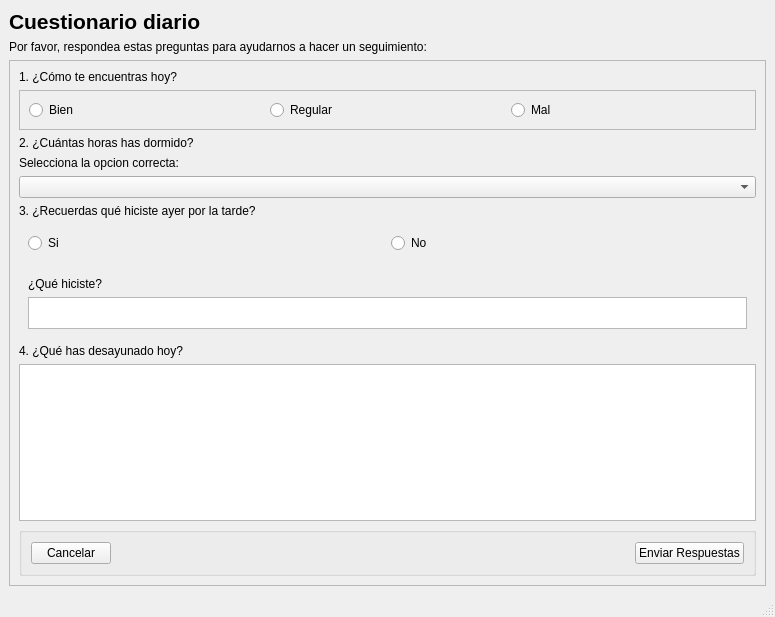
mbatla00/cediza_IS, file src/vista/ui/paciente/cuestionario.ui: the form before one commit.
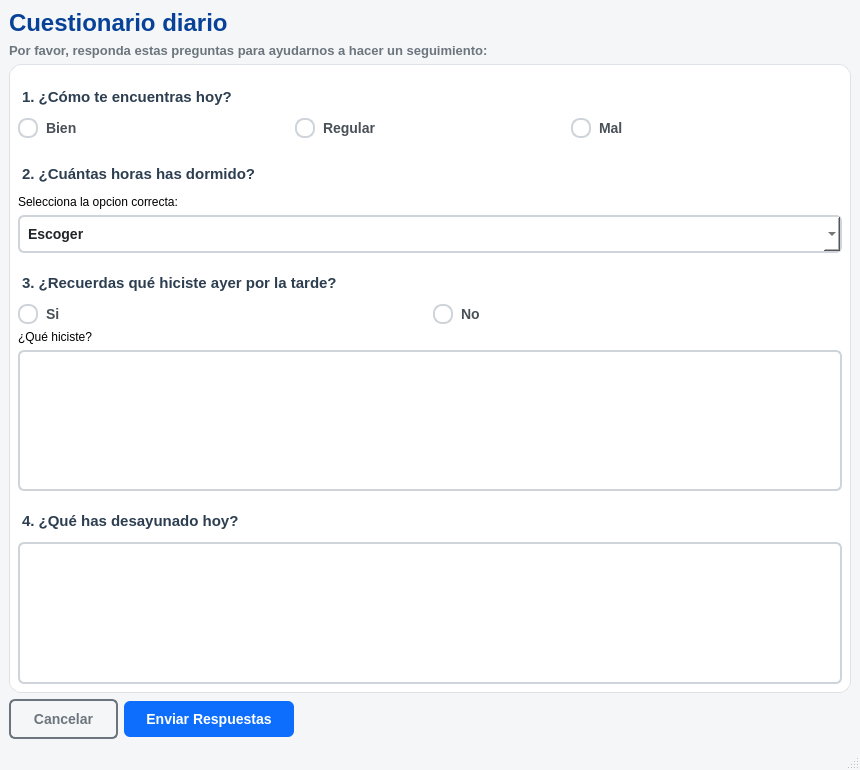
The form after the commit.

Diff of the .ui file:
```diff
--- a/src/vista/ui/paciente/cuestionario.ui
+++ b/src/vista/ui/paciente/cuestionario.ui
@@ -6,20 +6,172 @@
    <rect>
     <x>0</x>
     <y>0</y>
-    <width>775</width>
-    <height>617</height>
+    <width>860</width>
+    <height>770</height>
    </rect>
   </property>
   <property name="windowTitle">
    <string>MainWindow</string>
   </property>
+  <property name="styleSheet">
+   <string notr="true">/* =========================================
+   1. FONDO GENERAL Y CONTENEDOR
+========================================= */
+QMainWindow, QWidget#centralwidget {
+    background-color: #f4f6f8;
+}
+
+QScrollArea {
+    border: none;
+    background-color: transparent;
+}
+
+QWidget#scrollAreaWidgetContents {
+    background-color: #ffffff;
+    border-radius: 12px;
+    border: 1px solid #dee2e6;
+}
+
+/* Títulos generales */
+QLabel#titulo {
+    font-family: 'Segoe UI', Arial, sans-serif;
+    color: #084298;
+    font-size: 24px;
+    font-weight: bold;
+    background: transparent;
+}
+
+QLabel#subtitulo {
+    font-family: 'Segoe UI', Arial, sans-serif;
+    color: #6c757d;
+    font-size: 13px;
+    font-weight: bold;
+    background: transparent;
+}
+
+/* =========================================
+   2. TEXTO DE LAS PREGUNTAS (lbl_p1, p2, p3, p4)
+========================================= */
+QLabel#lbl_p1, 
+QLabel#lbl_p2, 
+QLabel#lbl_p3, 
+QLabel#lbl_p4 {
+    font-family: 'Segoe UI', Arial, sans-serif;
+    font-size: 15px;
+    font-weight: bold;
+    color: #2c3e50;
+    background: transparent;
+    margin-top: 15px;
+    margin-bottom: 6px;
+}
+
+/* =========================================
+   3. CAJAS DE TEXTO (QPlainTextEdit)
+========================================= */
+QPlainTextEdit {
+    font-family: 'Segoe UI', Arial, sans-serif;
+    background-color: #ffffff;
+    border: 2px solid #ced4da;
+    border-radius: 6px;
+    padding: 10px;
+    font-size: 14px;
+    color: #212529;
+}
+
+QPlainTextEdit:focus {
+    border: 2px solid #86b7fe;
+    background-color: #f8fbff;
+}
+
+/* =========================================
+   4. DESPLEGABLES (QComboBox - FORZADO A BLANCO)
+========================================= */
+QComboBox {
+    background-color: #ffffff;
+    border: 2px solid #ced4da;
+    border-radius: 6px;
+    padding: 8px;
+    color: #212529;
+    font-size: 14px;
+    font-weight: bold;
+    font-family: 'Segoe UI', Arial, sans-serif;
+}
+
+/* Lista desplegada (donde estaba el color oscuro) */
+QComboBox QAbstractItemView {
+    background-color: #ffffff; /* Fondo blanco */
+    color: #212529;           /* Texto negro */
+    selection-background-color: #0d6efd; /* Azul al seleccionar */
+    selection-color: #ffffff;
+    border: 1px solid #ced4da;
+    outline: none;
+}
+
+/* =========================================
+   5. BOTONES DE RADIO (QRadioButton)
+========================================= */
+QRadioButton {
+    font-family: 'Segoe UI', Arial, sans-serif;
+    font-size: 14px;
+    font-weight: bold;
+    color: #495057;
+    spacing: 8px;
+    background: transparent;
+}
+
+QRadioButton::indicator {
+    width: 16px;
+    height: 16px;
+    border-radius: 9px;
+    border: 2px solid #ced4da;
+    background-color: #ffffff;
+}
+
+QRadioButton::indicator:checked {
+    border-color: #0b5ed7;
+    background-color: #0d6efd;
+}
+
+/* =========================================
+   6. BOTONES DE ACCIÓN (Enviar/Cancelar)
+========================================= */
+QPushButton {
+    font-family: 'Segoe UI', Arial, sans-serif;
+    font-weight: bold;
+    font-size: 14px;
+    border-radius: 6px;
+    padding: 10px 22px;
+}
+
+QPushButton#btn_enviar {
+    background-color: #0d6efd;
+    color: white;
+    border: none;
+}
+QPushButton#btn_enviar:hover {
+    background-color: #0b5ed7;
+}
+
+QPushButton#btn_cancelar {
+    background-color: transparent;
+    color: #6c757d;
+    border: 2px solid #6c757d;
+}
+QPushButton#btn_cancelar:hover {
+    background-color: #6c757d;
+    color: white;
+}</string>
+  </property>
   <widget class="QWidget" name="centralwidget">
-   <layout class="QGridLayout" name="gridLayout">
-    <item row="0" column="0">
+   <layout class="QVBoxLayout" name="verticalLayout_12">
+    <item>
+     <layout class="QVBoxLayout" name="verticalLayout">
+      <item>
      <widget class="QLabel" name="titulo">
       <property name="font">
        <font>
-        <pointsize>16</pointsize>
+          <family>Segoe UI</family>
+          <pointsize>-1</pointsize>
         <bold>true</bold>
        </font>
       </property>
@@ -28,7 +180,16 @@
       </property>
      </widget>
     </item>
-    <item row="2" column="0">
+      <item>
+       <widget class="QLabel" name="subtitulo">
+        <property name="text">
+         <string>Por favor, responda estas preguntas para ayudarnos a hacer un seguimiento:</string>
+        </property>
+       </widget>
+      </item>
+     </layout>
+    </item>
+    <item>
      <widget class="QScrollArea" name="scrollArea">
       <property name="widgetResizable">
        <bool>true</bool>
@@ -38,20 +199,20 @@
         <rect>
          <x>0</x>
          <y>0</y>
-         <width>755</width>
-         <height>498</height>
+         <width>842</width>
+         <height>616</height>
         </rect>
        </property>
-       <layout class="QGridLayout" name="gridLayout_2">
-        <item row="1" column="0">
-         <widget class="QFrame" name="frame">
-          <property name="frameShape">
-           <enum>QFrame::Shape::StyledPanel</enum>
+       <layout class="QVBoxLayout" name="verticalLayout_2">
+        <item>
+         <widget class="QLabel" name="lbl_p1">
+          <property name="text">
+           <string>1. ¿Cómo te encuentras hoy?</string>
           </property>
-          <property name="frameShadow">
-           <enum>QFrame::Shadow::Raised</enum>
-          </property>
-          <layout class="QHBoxLayout" name="horizontalLayout">
+         </widget>
+        </item>
+        <item>
+         <layout class="QHBoxLayout" name="horizontalLayout_3">
            <item>
             <widget class="QRadioButton" name="rad_p1_bien">
              <property name="text">
@@ -74,62 +235,30 @@
             </widget>
            </item>
           </layout>
-         </widget>
         </item>
-        <item row="6" column="0">
-         <widget class="QWidget" name="widget" native="true">
-          <layout class="QGridLayout" name="gridLayout_3">
-           <item row="0" column="0">
-            <widget class="QRadioButton" name="rad_p3_si">
-             <property name="text">
-              <string>Si</string>
-             </property>
-            </widget>
-           </item>
-           <item row="0" column="1">
-            <widget class="QRadioButton" name="rad_p3_no">
+        <item>
+         <widget class="QWidget" name="widget" native="true"/>
+        </item>
+        <item>
+         <layout class="QVBoxLayout" name="verticalLayout_3">
+          <item>
+           <widget class="QLabel" name="lbl_p2">
              <property name="text">
-              <string>No</string>
+             <string>2. ¿Cuántas horas has dormido?</string>
              </property>
             </widget>
            </item>
-          </layout>
-         </widget>
-        </item>
-        <item row="0" column="0">
-         <widget class="QLabel" name="lbl_p1">
-          <property name="text">
-           <string>1. ¿Cómo te encuentras hoy?</string>
-          </property>
-         </widget>
-        </item>
-        <item row="3" column="0">
-         <widget class="QLabel" name="label_3">
-          <property name="maximumSize">
-           <size>
-            <width>16777215</width>
-            <height>15</height>
-           </size>
-          </property>
+          <item>
+           <widget class="QLabel" name="label">
           <property name="text">
            <string>Selecciona la opcion correcta:</string>
           </property>
          </widget>
         </item>
-        <item row="5" column="0">
-         <widget class="QLabel" name="lbl_p3">
-          <property name="text">
-           <string>3. ¿Recuerdas qué hiciste ayer por la tarde?</string>
-          </property>
-         </widget>
-        </item>
-        <item row="9" column="0">
-         <widget class="QPlainTextEdit" name="txt_p4_desayuno"/>
-        </item>
-        <item row="4" column="0">
-         <widget class="QComboBox" name="cmb_p2_horas">
+          <item>
+           <widget class="QComboBox" name="cmb_p2">
           <property name="placeholderText">
-           <string>escoger</string>
+             <string>Escoger</string>
           </property>
           <item>
            <property name="text">
@@ -158,100 +287,105 @@
           </item>
          </widget>
         </item>
-        <item row="8" column="0">
+         </layout>
+        </item>
+        <item>
+         <layout class="QVBoxLayout" name="verticalLayout_9">
+          <item>
+           <layout class="QVBoxLayout" name="verticalLayout_5">
+            <item>
+             <widget class="QLabel" name="lbl_p3">
+              <property name="text">
+               <string>3. ¿Recuerdas qué hiciste ayer por la tarde?</string>
+              </property>
+             </widget>
+            </item>
+            <item>
+             <layout class="QHBoxLayout" name="horizontalLayout">
+              <item>
+               <widget class="QRadioButton" name="rad_p3_si">
+                <property name="text">
+                 <string>Si</string>
+                </property>
+               </widget>
+              </item>
+              <item>
+               <widget class="QRadioButton" name="rad_p3_no">
+                <property name="text">
+                 <string>No</string>
+                </property>
+               </widget>
+              </item>
+             </layout>
+            </item>
+           </layout>
+          </item>
+          <item>
+           <layout class="QVBoxLayout" name="verticalLayout_6">
+            <item>
+             <widget class="QLabel" name="label_4">
+              <property name="text">
+               <string>¿Qué hiciste?</string>
+              </property>
+             </widget>
+            </item>
+            <item>
+             <widget class="QPlainTextEdit" name="txt_p3_detalle"/>
+            </item>
+           </layout>
+          </item>
+         </layout>
+        </item>
+        <item>
+         <layout class="QVBoxLayout" name="verticalLayout_10">
+          <item>
          <widget class="QLabel" name="lbl_p4">
           <property name="text">
            <string>4. ¿Qué has desayunado hoy?</string>
           </property>
          </widget>
         </item>
-        <item row="10" column="0">
-         <widget class="QGroupBox" name="groupBox">
-          <property name="title">
-           <string/>
-          </property>
-          <layout class="QGridLayout" name="gridLayout_4">
-           <item row="0" column="3">
+          <item>
+           <widget class="QPlainTextEdit" name="txt_p4_desayuno"/>
+          </item>
+         </layout>
+        </item>
+       </layout>
+      </widget>
+     </widget>
+    </item>
+    <item>
+     <layout class="QHBoxLayout" name="horizontalLayout_2">
+      <item>
+       <widget class="QPushButton" name="btn_cancelar">
+        <property name="text">
+         <string>Cancelar</string>
+        </property>
+       </widget>
+      </item>
+      <item>
             <widget class="QPushButton" name="btn_enviar">
              <property name="text">
               <string>Enviar Respuestas</string>
              </property>
             </widget>
            </item>
-           <item row="0" column="1">
+      <item>
             <spacer name="horizontalSpacer">
              <property name="orientation">
               <enum>Qt::Orientation::Horizontal</enum>
              </property>
              <property name="sizeHint" stdset="0">
               <size>
-               <width>40</width>
-               <height>20</height>
+          <width>45</width>
+          <height>21</height>
               </size>
              </property>
             </spacer>
            </item>
-           <item row="0" column="0">
-            <widget class="QPushButton" name="btn_cancelar">
-             <property name="text">
-              <string>Cancelar</string>
-             </property>
-            </widget>
-           </item>
-          </layout>
-         </widget>
-        </item>
-        <item row="2" column="0">
-         <widget class="QLabel" name="lbl_p2">
-          <property name="text">
-           <string>2. ¿Cuántas horas has dormido?</string>
-          </property>
-         </widget>
-        </item>
-        <item row="7" column="0">
-         <widget class="QWidget" name="widget_p3_detalle" native="true">
-          <property name="maximumSize">
-           <size>
-            <width>16777215</width>
-            <height>70</height>
-           </size>
-          </property>
-          <layout class="QGridLayout" name="gridLayout_5">
-           <item row="1" column="1">
-            <widget class="QPlainTextEdit" name="txt_p3_detalle"/>
-           </item>
-           <item row="0" column="1">
-            <widget class="QLabel" name="label_4">
-             <property name="text">
-              <string>¿Qué hiciste?</string>
-             </property>
-            </widget>
-           </item>
-          </layout>
-         </widget>
-        </item>
-       </layout>
-      </widget>
-     </widget>
-    </item>
-    <item row="1" column="0">
-     <widget class="QLabel" name="subtitulo">
-      <property name="text">
-       <string>Por favor, respondea estas preguntas para ayudarnos a hacer un seguimiento:</string>
-      </property>
-     </widget>
-    </item>
-   </layout>
-  </widget>
-  <widget class="QMenuBar" name="menubar">
-   <property name="geometry">
-    <rect>
-     <x>0</x>
-     <y>0</y>
-     <width>775</width>
-     <height>22</height>
-    </rect>
-   </property>
+     </layout>
+    </item>
+   </layout>
   </widget>
   <widget class="QStatusBar" name="statusbar"/>
  </widget>
```
Lines whose indentation alone changed are shown as unchanged.
